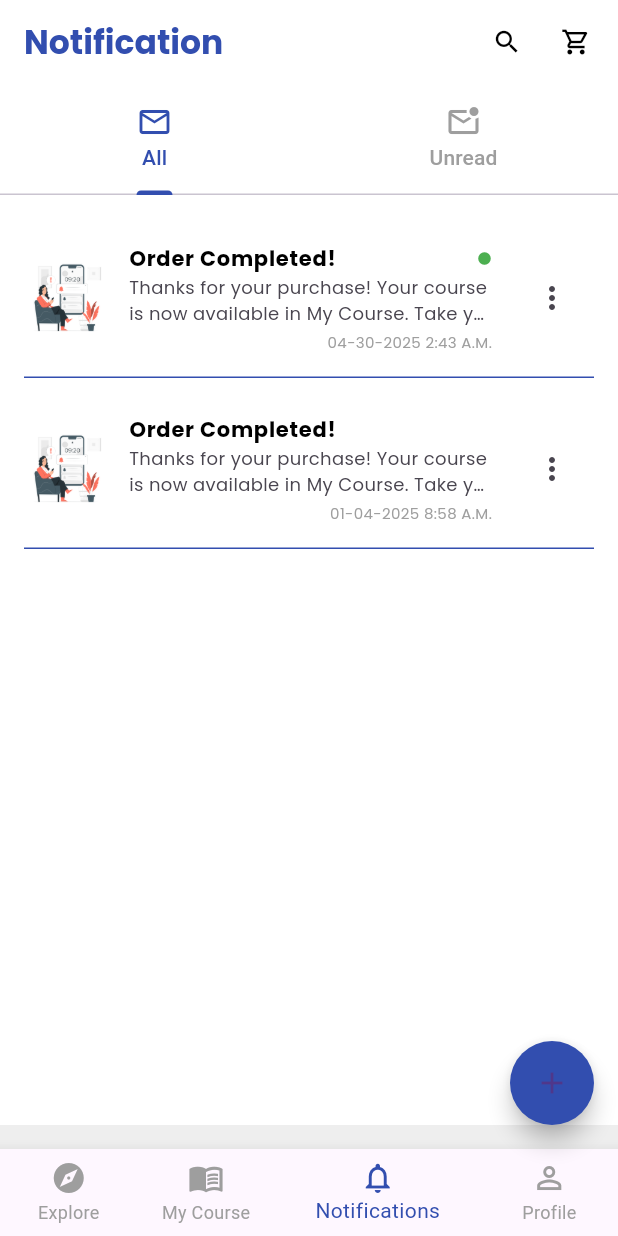
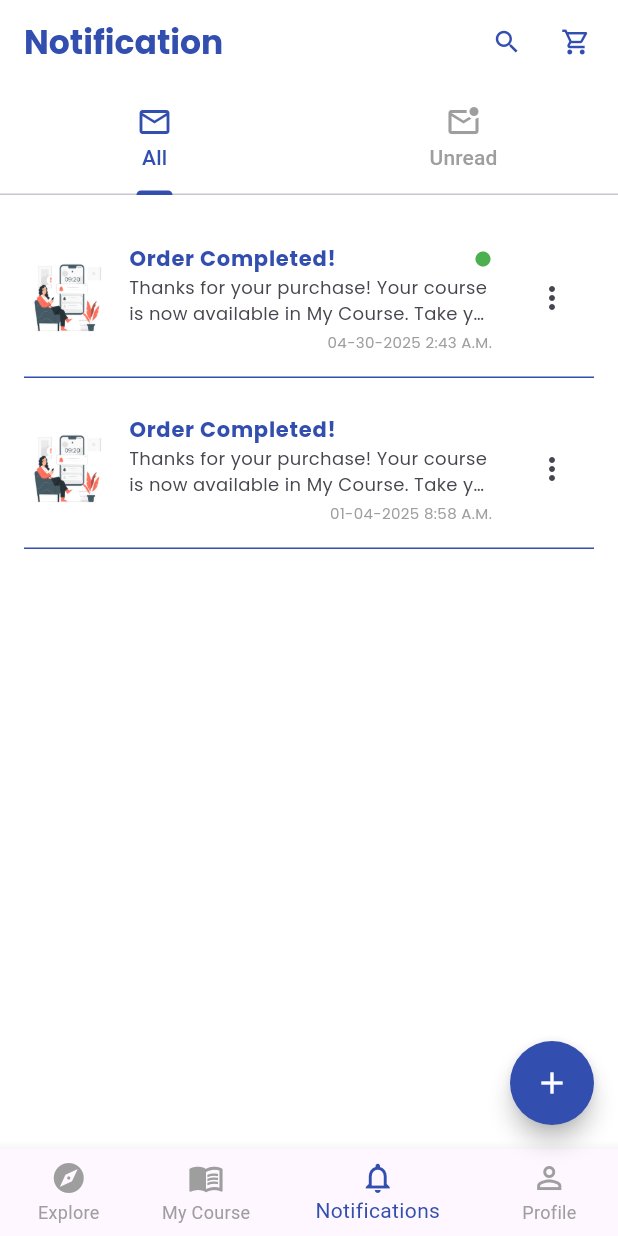
Before and after one commit to Thienry18/project-mobile, a Flutter app: the NotificationPage screen opened directly, on a phone screen of 412 x 824 dp. Run offline on Flutter 3.47's test engine with Material 3 defaults, Android fonts, the phone set to English and light mode, and no system bars; drawn by our look-alikes of flutter_speed_dial; our stand-ins replace country_picker, flutter_svg, google_fonts, shared_preferences; accounts and stored records are empty; network calls fail.

Commit message:
Revisi kode program untuk Explore Screen, Notification Screen, dan Profile Screen

```diff
--- a/lib/main.dart
+++ b/lib/main.dart
@@ -2,7 +2,7 @@ import 'package:flutter/material.dart';
 import 'package:projek_mobile/providers/password_provider.dart';
 import 'package:projek_mobile/providers/pin_provider.dart';
 import 'package:projek_mobile/providers/verify_code_provider.dart';
-import 'package:projek_mobile/screens/explore_page.dart';
+// import 'package:projek_mobile/screens/explore_page.dart';
 import 'package:projek_mobile/screens/favscreen.dart';
 import 'package:provider/provider.dart';
 import 'package:projek_mobile/providers/theme_provider.dart';
@@ -33,7 +33,7 @@ class MyApp extends StatelessWidget {
       theme: ThemeData.light(),
       darkTheme: ThemeData.dark(),
       themeMode: themeNotifier.themeMode,
-      home: ExplorePage(selectedCategory: 'Data & AI'),
+      home: FavScreen(),
     );
   }
 }
--- a/lib/screens/notification_page.dart
+++ b/lib/screens/notification_page.dart
@@ -1,4 +1,3 @@
-// Semua import kamu tetap seperti sebelumnya
 import 'dart:convert';
 import 'package:flutter/material.dart';
 import 'package:google_fonts/google_fonts.dart';
@@ -179,6 +178,7 @@ class _NotificationPageState extends State<NotificationPage>
         actions: [
           IconCircleButton(
             icon: Icons.search,
+            iconColor: Color(0xff324eaf),
             onTap:
                 () => Navigator.push(
                   context,
@@ -188,6 +188,7 @@ class _NotificationPageState extends State<NotificationPage>
           const SizedBox(width: 10),
           IconCircleButton(
             icon: Icons.shopping_cart_outlined,
+            iconColor: Color(0xff324eaf),
             onTap:
                 () => Navigator.push(
                   context,
@@ -216,7 +217,6 @@ class _NotificationPageState extends State<NotificationPage>
           ),
         ],
       ),
-      bottomSheet: Container(height: 16, color: Colors.grey.shade200),
       bottomNavigationBar: CustomBottomNav(
         currentIndex: 2,
         onTap: (index) {
@@ -249,6 +249,7 @@ class _NotificationPageState extends State<NotificationPage>
       ),
       floatingActionButton: SpeedDial(
         backgroundColor: const Color(0xff324eaf),
+        foregroundColor: Colors.white,
         icon: isDeleteMode ? Icons.close : Icons.add,
         activeIcon: Icons.close,
         spacing: 10,
@@ -256,9 +257,7 @@ class _NotificationPageState extends State<NotificationPage>
         children: [
           SpeedDialChild(
             child: const Icon(Icons.settings, color: Colors.white),
-            backgroundColor: const Color(0xff4e7fff),
-            labelStyle: const TextStyle(color: Colors.white),
-            labelBackgroundColor: const Color(0xff4e7fff),
+            backgroundColor: const Color(0xff324eaf),
             onTap:
                 () => Navigator.push(
                   context,
@@ -268,10 +267,7 @@ class _NotificationPageState extends State<NotificationPage>
           SpeedDialChild(
             child: const Icon(Icons.delete, color: Colors.white),
             backgroundColor:
-                isDeleteMode ? Colors.red : const Color(0xff4e7fff),
-            labelStyle: const TextStyle(color: Colors.white),
-            labelBackgroundColor:
-                isDeleteMode ? Colors.red : const Color(0xff4e7fff),
+                isDeleteMode ? Colors.red : const Color(0xff324eaf),
             onTap: () {
               if (isDeleteMode && selectedIndexes.isNotEmpty) {
                 _showDeleteConfirmation();
@@ -348,12 +344,12 @@ class _NotificationPageState extends State<NotificationPage>
                     style: GoogleFonts.poppins(
                       fontWeight: FontWeight.bold,
                       fontSize: 14,
-                      color: isDarkMode ? Colors.white : Colors.black,
+                      color: isDarkMode ? Colors.white : Color(0xff324eaf),
                     ),
                   ),
                 ),
                 if (notif['unread'])
-                  const Icon(Icons.circle, size: 10, color: Colors.green),
+                  const Icon(Icons.circle, size: 12, color: Colors.green),
               ],
             ),
             subtitle: Column(
--- a/lib/screens/profile.dart
+++ b/lib/screens/profile.dart
@@ -219,12 +219,14 @@ class _ProfileState extends State<Profile> {
               MenuItem(
                 icon: Icons.logout,
                 title: "Sign Out",
+                iconColor: Colors.red,
+                textColor: Colors.red,
                 trailing: Icon(
                   Icons.arrow_forward_rounded,
                   color:
                       Theme.of(context).brightness == Brightness.dark
                           ? Colors.white
-                          : const Color(0xff324eaf),
+                          : Colors.red,
                   size: 20,
                 ),
                 onTap: () {
--- a/lib/widgets/custom_bottom_bar.dart
+++ b/lib/widgets/custom_bottom_bar.dart
@@ -1,6 +1,6 @@
 import 'package:flutter/material.dart';
-import 'package:google_fonts/google_fonts.dart';
-import 'package:projek_mobile/constants/app_text_style.dart';
+// import 'package:google_fonts/google_fonts.dart';
+// import 'package:projek_mobile/constants/app_text_style.dart';
 
 class CustomBottomBar extends StatelessWidget {
   final double total;
--- a/lib/widgets/search_bar.dart
+++ b/lib/widgets/search_bar.dart
@@ -29,8 +29,7 @@ class SearchBarWidget extends StatelessWidget {
           ),
         ),
         const SizedBox(width: 10),
-        // Ganti ElevatedButton → FilterMenuButton
-        const FilterMenuButton(), // ini sudah tombol + popup-nya
+        const FilterMenuButton(),
       ],
     );
   }
--- a/lib/widgets/toggle_item.dart
+++ b/lib/widgets/toggle_item.dart
@@ -8,12 +8,12 @@ class ToggleItem extends StatelessWidget {
   final Function(bool) onChanged;
 
   const ToggleItem({
-    Key? key,
+    super.key,
     required this.icon,
     required this.title,
     required this.value,
     required this.onChanged,
-  }) : super(key: key);
+  });
 
   @override
   Widget build(BuildContext context) {
```
Also changed, not shown: lib/screens/build_profile.dart (+1 -6 lines), lib/screens/explore_page.dart (+9 -22 lines), lib/widgets/filter_menu_button.dart (+10 -7 lines), lib/widgets/sign_out_dialog.dart (+3 -12 lines).
